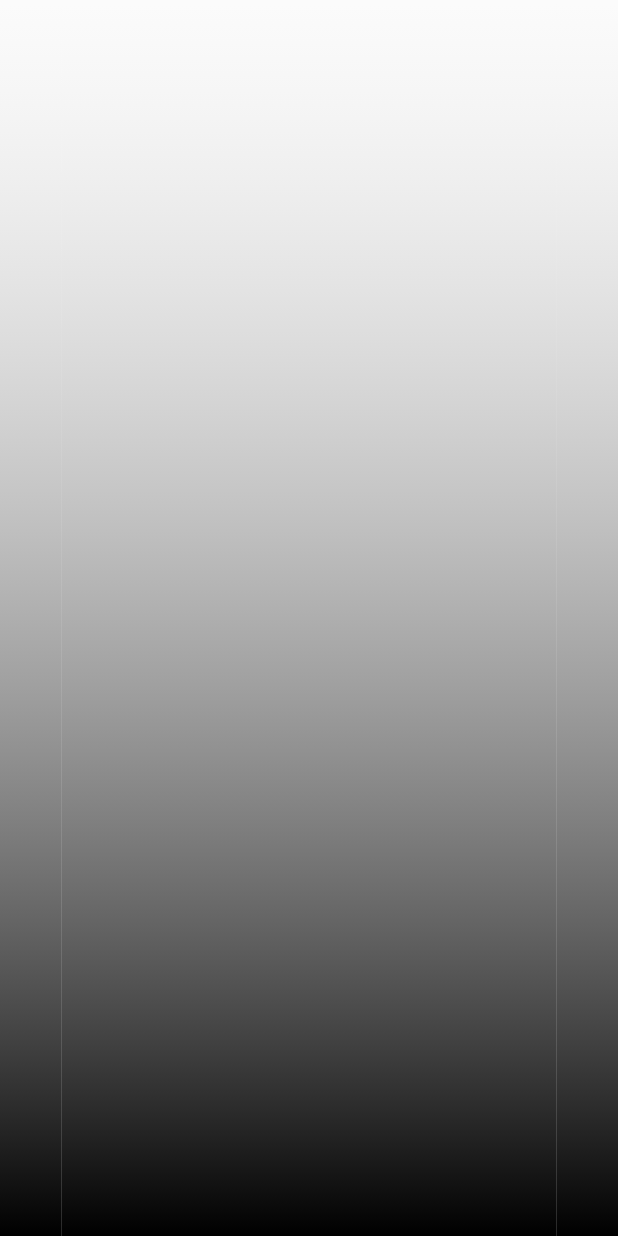
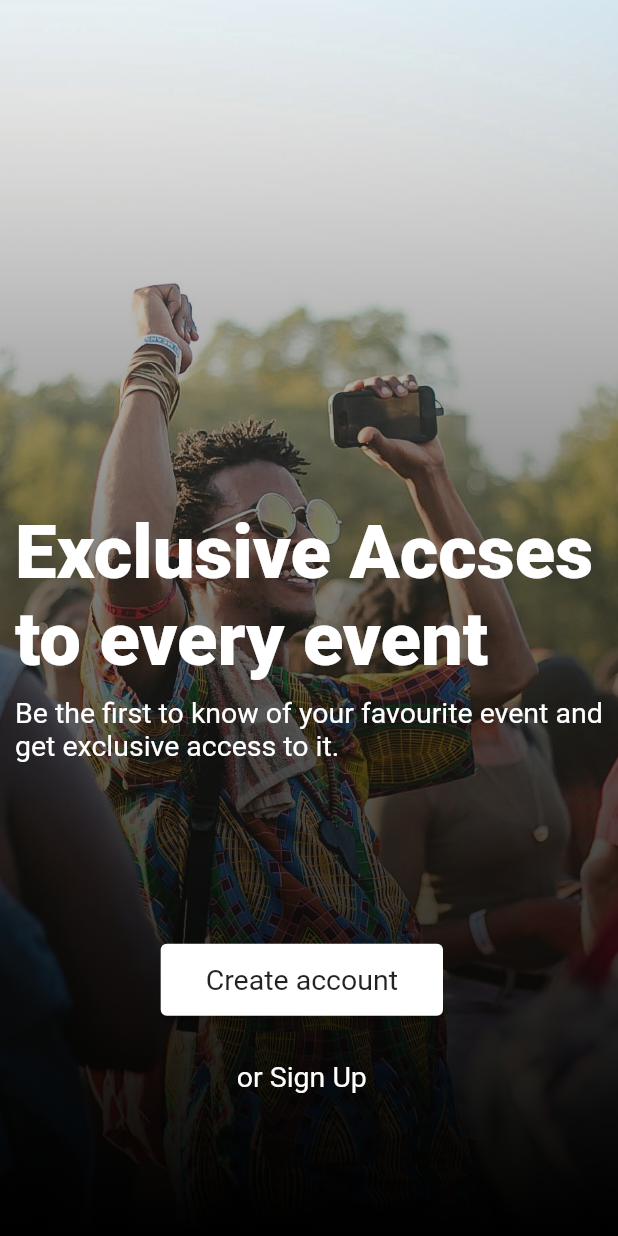
Before and after one commit to gig-codez/culchr, a Flutter app: the screen it shows after launch, on a phone screen of 412 x 824 dp. Run offline on Flutter 3.47's test engine with Material 2 defaults, Android fonts, the phone set to English and light mode, and no system bars; drawn by our look-alikes of carousel_slider; our stand-ins replace flutter_svg.

Commit message:
added new images and edited intro page

```diff
--- a/lib/Screens/Intro/Intro.dart
+++ b/lib/Screens/Intro/Intro.dart
@@ -14,32 +14,47 @@ class _IntroState extends State<Intro> {
     var swipes = [
       {
         'heading': "Exclusive Accses to every event",
+        'image': 'images/events.jpg',
         'content':
             'Be the first to know of your favourite event and get exclusive access to it.'
       },
       {
         'heading': 'Discover experieces  around you',
-        'context':
+        'image': 'images/experience.jpg',
+        'content':
             'Discover and travel to all the exihilarating experiences around you. ',
       },
       {
-        'heading': '',
-        'context': '',
+        'heading': 'The party doesn’t stop with Nightlife',
+        'image': 'images/nightlife.jpg',
+        'content':
+            'Discover and travel to all the exihilarating experiences around you. ',
       },
       {
-        'heading': '',
-        'context': '',
+        'heading': 'Seamless Entry With  CulchrPass',
+        'image': 'images/culchrwallet.jpg',
+        'content':
+            'Updated catalog of concerts, live perfomances taking place in your locality.',
+      },
+      {
+        'heading': 'Cashless pay with our CulchrWallet',
+        'image': 'images/culchrpass.jpg',
+        'content':
+            'Updated catalog of concerts, live perfomances taking place in your locality.'
       }
     ];
     return Scaffold(
-        body: Center(
-      child: CarouselSlider(
+      backgroundColor: Colors.transparent,
+      body: Stack(
+        children: [
+          CarouselSlider(
             options: CarouselOptions(
+              viewportFraction: 1,
               height: MediaQuery.of(context).size.height,
-
+              aspectRatio: 1,
               initialPage: 0,
-          enableInfiniteScroll: true,
-          reverse: false,
+              // enableInfiniteScroll: true,
+              // reverse: false,
               autoPlay: true,
               autoPlayInterval: const Duration(seconds: 15),
               autoPlayAnimationDuration: const Duration(milliseconds: 880),
@@ -48,35 +63,120 @@ class _IntroState extends State<Intro> {
               // onPageChanged: callbackFunction,
               scrollDirection: Axis.horizontal,
             ),
-        items: swipes.map((i) {
+            items: List.generate(swipes.length, (index) {
               return Builder(
                 builder: (BuildContext context) {
-              return Center(
-                child: Container(
+                  return Container(
+                    padding: EdgeInsets.zero,
                     width: MediaQuery.of(context).size.width,
                     height: MediaQuery.of(context).size.height,
+                    decoration: BoxDecoration(
+                      image: DecorationImage(
+                          fit: BoxFit.cover,
+                          image: AssetImage("${swipes[index]['image']}")),
+                    ),
+                    child: Container(
+                      padding: EdgeInsets.zero,
+                      width: MediaQuery.of(context).size.width,
                       decoration: const BoxDecoration(
                         gradient: LinearGradient(
                           begin: Alignment.bottomCenter,
                           end: Alignment.topCenter,
                           colors: [
                             Colors.black,
-                        Colors.white24,
+                            Colors.black54,
+                            Colors.transparent
                           ],
                         ),
                       ),
-                  child: Center(
+                      child: Padding(
+                        padding: const EdgeInsets.all(10),
                         child: Column(
                           children: [
-                      // Text(),
+                            SizedBox(
+                              height: MediaQuery.of(context).size.height * 0.4,
+                            ),
+                            Text("${swipes[index]['heading']}",
+                                style: const TextStyle(
+                                  color: Colors.white,
+                                  fontSize: 19,
+                                  fontWeight: FontWeight.w800,
+                                ),
+                                textAlign: TextAlign.left,
+                                textScaleFactor: 2.6),
+                            SizedBox(
+                              height: MediaQuery.of(context).size.height * 0.01,
+                            ),
+                            Text(
+                              "${swipes[index]['content']}",
+                              style: const TextStyle(
+                                fontSize: 19,
+                                color: Colors.white,
+                                fontWeight: FontWeight.w400,
+                              ),
+                              textAlign: TextAlign.left,
+                            ),
+                            SizedBox(
+                              height: MediaQuery.of(context).size.height * 0.07,
+                            ),
                           ],
-                  )),
+                        ),
+                      ),
                     ),
                   );
                 },
               );
-        }).toList(),
+            }),
           ),
-    ));
+          Positioned(
+            bottom: MediaQuery.of(context).size.width * 0.2,
+            left: MediaQuery.of(context).size.width * 0.26,
+            child: Column(
+              children: [
+                ElevatedButton(
+                  style: ElevatedButton.styleFrom(
+                    primary: Colors.white,
+                    padding: const EdgeInsets.symmetric(
+                      horizontal: 30,
+                      vertical: 13,
+                    ),
+                  ),
+                  onPressed: () {},
+                  child: Text(
+                    "Create account",
+                    style: Theme.of(context).textTheme.bodyMedium!.copyWith(
+                          fontSize: 19,
+                        ),
+                  ),
+                ),
+                SizedBox(
+                  height: MediaQuery.of(context).size.height * 0.01,
+                ),
+                SizedBox(
+                  height: MediaQuery.of(context).size.height * 0.01,
+                ),
+                TextButton(
+                  // style: ElevatedButton.styleFrom(
+                  //   primary: Colors.white,
+                  //   padding: const EdgeInsets.symmetric(
+                  //     horizontal: 60,
+                  //     vertical: 13,
+                  //   ),
+                  // ),
+                  onPressed: () {},
+                  child: Text(
+                    "or Sign Up",
+                    style: Theme.of(context).textTheme.bodyMedium!.copyWith(
+                          fontSize: 19,
+                          color: Colors.white,
+                        ),
+                  ),
+                ),
+              ],
+            ),
+          ),
+        ],
+      ),
+    );
   }
 }
--- a/pubspec.yaml
+++ b/pubspec.yaml
@@ -36,6 +36,7 @@ dependencies:
   cupertino_icons: ^1.0.2
   flutter_native_splash: ^2.1.2+1
   carousel_slider: ^4.0.0
+  flutter_svg: ^1.0.3
 
 dev_dependencies:
   flutter_test:
@@ -60,8 +61,8 @@ flutter:
   uses-material-design: true
 
   # To add assets to your application, add an assets section, like this:
-  # assets:
-  #   - images/a_dot_burr.jpeg
+  assets:
+    - images/
   #   - images/a_dot_ham.jpeg
 
   # An image asset can refer to one or more resolution-specific "variants", see
```
Also changed, not shown: lib/Models/Tools/rounded_button.dart (added, +49 -0 lines), lib/Models/Tools/rounded_input_field.dart (added, +36 -0 lines), lib/Models/Tools/rounded_password_field.dart (added, +55 -0 lines), lib/Models/Tools/social_icon.dart (added, +38 -0 lines), lib/Models/Tools/text_field_container.dart (added, +24 -0 lines), images/culchrpass.jpg (added), images/culchrwallet.jpg (added), images/events.jpg (added), images/experience.jpg (added), images/facebook.svg (added), images/google-plus.svg (added), images/nightlife.jpg (added), pubspec.lock. Lines whose indentation alone changed are shown as unchanged.
